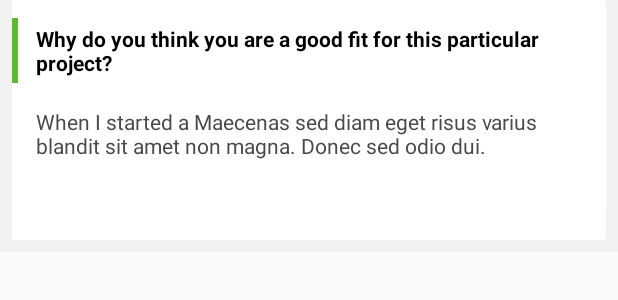
After one commit to NorseDreki/true-clean-architecture, an Android app: the layout pineapple_question_item.xml on its own in the app's theme, with its tools: preview values and no code run, on a phone screen of 412 x 824 dp. The commit adds this screen. Shown: the top 300 px of the screen. Run offline under Robolectric (Android 15) with nearby library versions, the phone set to English and light mode, and no system bars.

Commit message:
Added layouts and styles

```diff
--- /dev/null
+++ b/app/src/main/res/layout/pineapple_question_item.xml
@@ -0,0 +1,84 @@
+<?xml version="1.0" encoding="utf-8"?>
+<layout
+    xmlns:android="http://schemas.android.com/apk/res/android"
+    xmlns:app="http://schemas.android.com/apk/res-auto"
+    xmlns:bind="http://schemas.android.com/apk/res-auto"
+    xmlns:tools="http://schemas.android.com/tools">
+
+    <data>
+
+        <variable
+            name="viewModel"
+            type="com.example.clean.ViewModel"/>
+
+    </data>
+
+    <FrameLayout
+        android:layout_width="match_parent"
+        android:layout_height="wrap_content"
+        android:background="@color/gray1">
+
+        <android.support.v7.widget.CardView
+            android:layout_width="match_parent"
+            android:layout_height="wrap_content"
+            android:layout_marginBottom="8dp"
+            android:layout_marginLeft="8dp"
+            android:layout_marginRight="8dp"
+            app:cardBackgroundColor="@color/windowBackgroundColor"
+            app:cardCornerRadius="2dp"
+            app:cardElevation="1dp">
+
+            <LinearLayout
+                android:layout_width="match_parent"
+                android:layout_height="wrap_content"
+                android:minHeight="160dp"
+                android:orientation="vertical">
+
+                <LinearLayout
+                    android:layout_width="match_parent"
+                    android:layout_height="wrap_content"
+                    android:layout_marginTop="12dp"
+                    android:orientation="horizontal">
+
+                    <View
+                        android:layout_width="4dp"
+                        android:layout_height="match_parent"
+                        android:background="@color/colorSecondary"/>
+
+                    <TextView
+                        android:layout_width="0dp"
+                        android:layout_height="wrap_content"
+                        android:layout_marginLeft="12dp"
+                        android:layout_marginRight="16dp"
+                        android:layout_weight="1"
+                        android:paddingBottom="4dp"
+                        android:paddingTop="4dp"
+                        android:textAppearance="@style/MediumFontWeight"
+                        android:textColor="@color/black"
+                        android:textSize="14sp"
+                        tools:text="Why do you think you are a good fit for this particular project?"/>
+
+                </LinearLayout>
+
+                <EditText
+                    android:layout_width="match_parent"
+                    android:layout_height="0dp"
+                    android:layout_weight="1"
+                    android:background="@android:color/transparent"
+                    android:gravity="top"
+                    android:hint="@string/find_work_submit_proposal_pineapple_questions_hint"
+                    android:inputType="text|textMultiLine|textCapSentences"
+                    android:maxLines="100"
+                    android:padding="16dp"
+                    android:textColor="@color/gray5"
+                    android:textColorHint="@color/gray3"
+                    android:textSize="14sp"
+                    tools:text="When I started a Maecenas sed diam eget risus varius blandit sit amet non magna. Donec sed odio dui."/>
+
+            </LinearLayout>
+
+        </android.support.v7.widget.CardView>
+
+    </FrameLayout>
+
+</layout>
--- a/app/src/main/res/values/colors.xml
+++ b/app/src/main/res/values/colors.xml
@@ -1,6 +1,45 @@
 <?xml version="1.0" encoding="utf-8"?>
 <resources>
-    <color name="colorPrimary">#3F51B5</color>
-    <color name="colorPrimaryDark">#303F9F</color>
+    <color name="colorPrimary">#f6f6f6</color>
+    <color name="colorPrimaryDark">#e7e7e7</color>
+    <color name="colorPrimary_translucent">#3000AEEC</color>
+
     <color name="colorAccent">#FF4081</color>
+
+    <color name="colorSecondary">#5BBC2E</color>
+    <color name="colorSecondaryDark">#008329</color>
+    <color name="colorSecondaryLight">#B0E44F</color>
+    <color name="blue">#14bff4</color>
+    <color name="red">#d50000</color>
+
+    <color name="colorDivider">#1f000000</color>
+
+    <!--<color name="colorSecondary">#7bd454</color>
+    <color name="colorSecondaryDark">#097835</color>-->
+
+    <color name="windowBackgroundColor">#ffffff</color>
+    <color name="black_translucent">#80000000</color>
+    <color name="black_translucent_light">#59000000</color>
+
+    <color name="gray0">#f9f9f9</color>
+    <color name="gray1">#f2f2f2</color>
+    <color name="gray2">#e0e0e0</color>
+    <color name="gray3">#b2b2b2</color>
+    <color name="gray4">#666666</color>
+    <color name="gray5">#494949</color>
+
+    <color name="black">#000000</color>
+    <color name="white">#ffffff</color>
+
+    <color name="warning">#ffb000</color>
+    <color name="error">#f36200</color>
+
+    <color name="button_outline_dark_normal">@android:color/transparent</color>
+    <color name="button_outline_dark_pressed">#44000000</color>
+    <color name="button_outline_dark_material_pressed">#66000000</color>
+    <color name="button_outline_dark_border">@android:color/white</color>
+
+    <color name="buttonSecondaryColor">@color/gray2</color>
+    <color name="buttonSecondaryColorHighlight">@color/gray1</color>
+
 </resources>
--- a/app/src/main/res/values/styles.xml
+++ b/app/src/main/res/values/styles.xml
@@ -8,4 +8,9 @@
         <item name="colorAccent">@color/colorAccent</item>
     </style>
 
+    <style name="MediumFontWeight" parent="TextAppearance.AppCompat.Title">
+        <item name="android:fontFamily">sans-serif</item>
+        <item name="android:textStyle">bold</item>
+    </style>
+
 </resources>
```
Also changed, not shown: app/src/main/res/layout/cover_letter.xml (added, +55 -0 lines), app/src/main/res/layout/pineapple_questions.xml (added, +29 -0 lines), app/src/main/res/layout/submit_proposal_view_content.xml (added, +47 -0 lines), app/src/main/res/values/strings_find_work.xml (added, +274 -0 lines).
